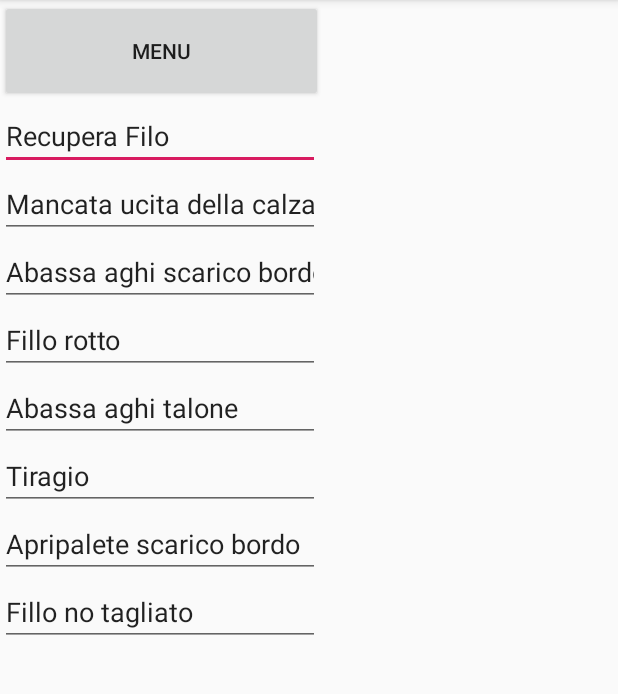
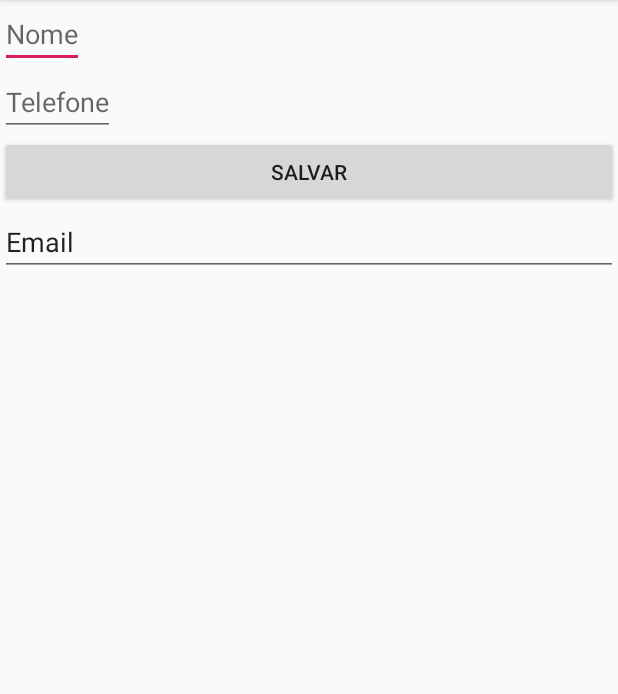
Before and after one commit to krl-du/MyApplication, an Android app: the ContatoActivity screen opened directly, with no data from a screen before it, on a phone screen of 412 x 824 dp, the part 84-778 px from its top. Run offline under Robolectric (Android 15) with nearby library versions, the phone set to English and light mode, and no system bars.

Commit message:
Commit inicial.

```diff
--- a/app/src/main/java/br/senac/myapplication/ContatoActivity.java
+++ b/app/src/main/java/br/senac/myapplication/ContatoActivity.java
@@ -1,13 +1,51 @@
 package br.senac.myapplication;
 
-import android.support.v7.app.AppCompatActivity;
-import android.os.Bundle;
+        import android.support.v7.app.AppCompatActivity;
+        import android.os.Bundle;
+        import android.view.View;
+        import android.widget.Button;
+        import android.widget.EditText;
+        import android.widget.Toast;
 
 public class ContatoActivity extends AppCompatActivity {
+
+
 
     @Override
     protected void onCreate(Bundle savedInstanceState) {
         super.onCreate(savedInstanceState);
         setContentView(R.layout.activity_contato);
+
+        //
+        //
+        //Ação de clique no salvar'
+
+        Button salvarContatoButton = findViewById(R.id.salvarContatoButton);
+        salvarContatoButton.setOnClickListener(new View.OnClickListener() {
+            @Override
+            public void onClick(View v) {
+                // recuperar o texto dos EditTexts
+
+                EditText nomeEditText = findViewById(R.id.nomeEditText);
+                EditText telefoneEditText = findViewById(R.id.telefoneEditText);
+
+                // textos que estvam presentes nos objetos
+
+                String nome = nomeEditText.getText().toString();
+                String telefone = telefoneEditText.getText().toString();
+
+                //Exibe uma mensagem
+
+                Toast.makeText(ContatoActivity.this, "Contato salvo! Nome: "+ nome + "Tel:" + telefone, Toast.LENGTH_SHORT).show();
+                finish();
+            }
+
+
+
+
+
+
+        });
+
     }
 }
--- a/app/src/main/java/br/senac/myapplication/MainActivity.java
+++ b/app/src/main/java/br/senac/myapplication/MainActivity.java
@@ -44,5 +44,6 @@ public class MainActivity extends AppCompatActivity {
         );
 
 
+
     }
 }
--- a/app/src/main/res/layout/activity_contato.xml
+++ b/app/src/main/res/layout/activity_contato.xml
@@ -7,93 +7,30 @@
     tools:context=".ContatoActivity"
     android:orientation="vertical">
 
-    <Button
-        android:id="@+id/button"
-        android:layout_width="215dp"
-        android:layout_height="68dp"
-        android:text="Menu"
-        tools:layout_editor_absoluteX="1147dp"
-        tools:layout_editor_absoluteY="0dp" />
 
     <EditText
-        android:id="@+id/editText"
+        android:id="@+id/nomeEditText"
         android:layout_width="wrap_content"
         android:layout_height="wrap_content"
-        android:ems="10"
-        android:inputType="textPersonName"
-        android:text="Recupera Filo"
-        tools:layout_editor_absoluteX="33dp"
-        tools:layout_editor_absoluteY="79dp" />
+       android:hint="Nome" />
 
     <EditText
-        android:id="@+id/editText2"
+        android:id="@+id/telefoneEditText"
         android:layout_width="wrap_content"
         android:layout_height="wrap_content"
-        android:ems="10"
-        android:inputType="textPersonName"
-        android:text="Mancata ucita della calza"
-        tools:layout_editor_absoluteX="33dp"
-        tools:layout_editor_absoluteY="125dp" />
+        android:hint="Telefone" />
+
+    <Button
+        android:id="@+id/salvarContatoButton"
+        android:layout_width="match_parent"
+        android:layout_height="wrap_content"
+        android:text="Salvar" />
 
     <EditText
-        android:id="@+id/editText3"
-        android:layout_width="wrap_content"
+        android:id="@+id/emailEditText"
+        android:layout_width="match_parent"
         android:layout_height="wrap_content"
-        android:ems="10"
-        android:inputType="textPersonName"
-        android:text="Abassa aghi scarico bordo"
-        tools:layout_editor_absoluteX="33dp"
-        tools:layout_editor_absoluteY="171dp" />
-
-    <EditText
-        android:id="@+id/editText4"
-        android:layout_width="wrap_content"
-        android:layout_height="wrap_content"
-        android:ems="10"
-        android:inputType="textPersonName"
-        android:text="Fillo rotto"
-        tools:layout_editor_absoluteX="33dp"
-        tools:layout_editor_absoluteY="217dp" />
-
-    <EditText
-        android:id="@+id/editText5"
-        android:layout_width="wrap_content"
-        android:layout_height="wrap_content"
-        android:ems="10"
-        android:inputType="textPersonName"
-        android:text="Abassa aghi talone"
-        tools:layout_editor_absoluteX="33dp"
-        tools:layout_editor_absoluteY="263dp" />
-
-    <EditText
-        android:id="@+id/editText6"
-        android:layout_width="wrap_content"
-        android:layout_height="wrap_content"
-        android:ems="10"
-        android:inputType="textPersonName"
-        android:text="Tiragio"
-        tools:layout_editor_absoluteX="33dp"
-        tools:layout_editor_absoluteY="309dp" />
-
-    <EditText
-        android:id="@+id/editText7"
-        android:layout_width="wrap_content"
-        android:layout_height="wrap_content"
-        android:ems="10"
-        android:inputType="textPersonName"
-        android:text="Apripalete scarico bordo"
-        tools:layout_editor_absoluteX="33dp"
-        tools:layout_editor_absoluteY="355dp" />
-
-    <EditText
-        android:id="@+id/editText8"
-        android:layout_width="wrap_content"
-        android:layout_height="wrap_content"
-        android:ems="10"
-        android:inputType="textPersonName"
-        android:text="Fillo no tagliato"
-        tools:layout_editor_absoluteX="33dp"
-        tools:layout_editor_absoluteY="401dp" />
+        android:text="Email" />
 
 
 </LinearLayout>
--- /dev/null
+++ b/app/src/main/res/values/ids.xml
@@ -0,0 +1,4 @@
+<?xml version="1.0" encoding="utf-8"?>
+<resources>
+    <item name="nomeEditText" type="id" />
+</resources>
```
